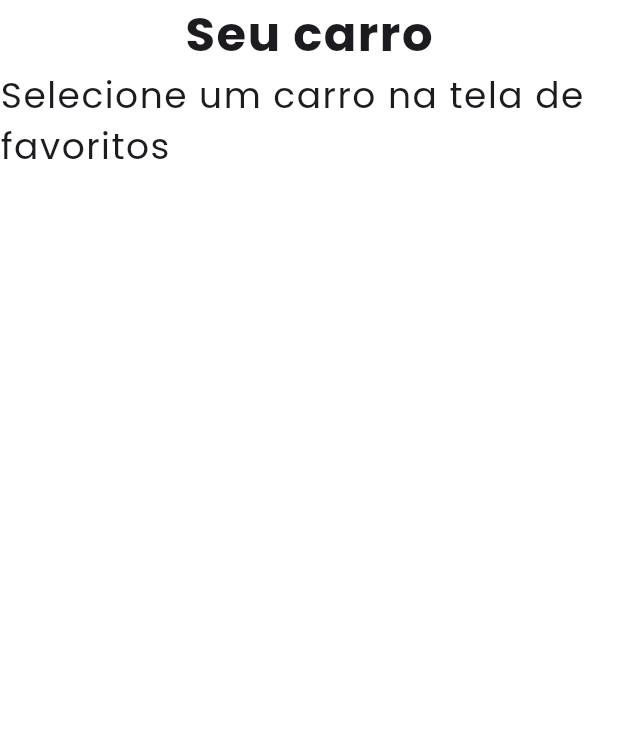
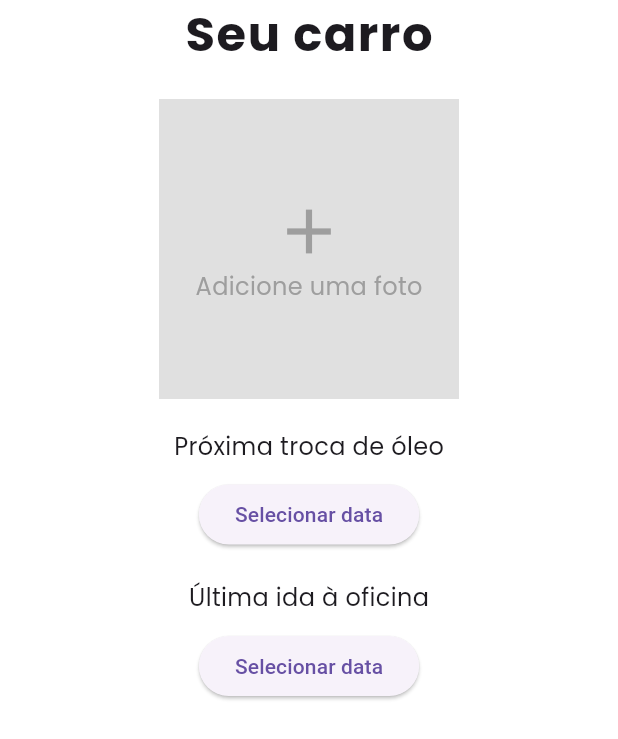
Before and after one commit to devHebertfst/car_matchup, a Flutter app: the PessoaPage screen opened directly, on a phone screen of 412 x 824 dp. Shown: the top 739 px of the screen. Run offline on Flutter 3.47's test engine with Material 3 defaults, Android fonts, the phone set to English and light mode, and no system bars; our stand-ins replace device_info_plus, google_fonts, image_picker, permission_handler.

Commit message:
meu carro up

```diff
--- a/lib/pessoa_page.dart
+++ b/lib/pessoa_page.dart
@@ -1,5 +1,9 @@
+import 'package:device_info_plus/device_info_plus.dart';
 import 'package:flutter/material.dart';
 import 'package:google_fonts/google_fonts.dart';
+import 'package:image_picker/image_picker.dart';
+import 'dart:io';
+import 'package:permission_handler/permission_handler.dart';
 
 class PessoaPage extends StatefulWidget {
   const PessoaPage({super.key});
@@ -9,13 +13,77 @@ class PessoaPage extends StatefulWidget {
 }
 
 class _PessoaPageState extends State<PessoaPage> {
+  File? _image;
+  DateTime? _nextOilChange;
+  DateTime? _lastWorkshopVisit;
+  bool permissionGranted = false;
+
+  Future<void> _getStoragePermission() async {
+    DeviceInfoPlugin deviceInfo = DeviceInfoPlugin();
+    AndroidDeviceInfo androidInfo = await deviceInfo.androidInfo;
+
+    if (androidInfo.version.sdkInt < 33) {
+      if (await Permission.storage.request().isGranted) {
+        setState(() {
+          permissionGranted = true;
+        });
+      } else if (await Permission.storage.isPermanentlyDenied) {
+        await openAppSettings();
+      } else if (await Permission.storage.isDenied) {
+        setState(() {
+          permissionGranted = false;
+        });
+      }
+    } else {
+      if (await Permission.photos.request().isGranted) {
+        setState(() {
+          permissionGranted = true;
+        });
+      } else if (await Permission.photos.isPermanentlyDenied) {
+        await openAppSettings();
+      } else if (await Permission.photos.isDenied) {
+        setState(() {
+          permissionGranted = false;
+        });
+      }
+    }
+  }
+
+  Future<void> _pickImage() async {
+    await _getStoragePermission();
+    if (permissionGranted) {
+      final pickedFile = await ImagePicker().pickImage(source: ImageSource.gallery);
+      if (pickedFile != null) {
+        setState(() {
+          _image = File(pickedFile.path);
+        });
+      }
+    } else {
+      ScaffoldMessenger.of(context).showSnackBar(
+        SnackBar(content: Text('Permissões necessárias não foram concedidas')),
+      );
+    }
+  }
+
+  Future<void> _selectDate(BuildContext context, DateTime? initialDate, Function(DateTime?) onDateSelected) async {
+    final DateTime? picked = await showDatePicker(
+      context: context,
+      initialDate: initialDate ?? DateTime.now(),
+      firstDate: DateTime(2000),
+      lastDate: DateTime(2101),
+    );
+    if (picked != null) {
+      onDateSelected(picked);
+    }
+  }
+
   @override
   Widget build(BuildContext context) {
     return Scaffold(
       backgroundColor: Colors.white,
       body: Center(
         child: Column(
-          children: <Widget> [
+          children: <Widget>[
             Text(
               'Seu carro',
               style: GoogleFonts.poppins(
@@ -24,15 +92,70 @@ class _PessoaPageState extends State<PessoaPage> {
                 letterSpacing: 1,
               ),
             ),
-            Text(
-              'Selecione um carro na tela de favoritos',
-              style: GoogleFonts.poppins(
-                fontWeight: FontWeight.w400,
-                fontSize: 24,
-                letterSpacing: 1,
+            SizedBox(height: 20),
+            GestureDetector(
+              onTap: _pickImage,
+              child: Container(
+                width: 200,
+                height: 200,
+                color: Colors.grey[300],
+                child: _image == null
+                    ? Center(
+                        child: Column(
+                          mainAxisAlignment: MainAxisAlignment.center,
+                          children: [
+                            Icon(Icons.add, size: 50, color: Colors.grey),
+                            Text(
+                              'Adicione uma foto',
+                              style: GoogleFonts.poppins(
+                                fontSize: 16,
+                                color: Colors.grey,
+                              ),
+                            ),
+                          ],
+                        ),
+                      )
+                    : Image.file(_image!, fit: BoxFit.cover),
               ),
             ),
-        ],),
+            SizedBox(height: 20),
+            Text(
+              'Próxima troca de óleo',
+              style: GoogleFonts.poppins(fontSize: 16),
+            ),
+            SizedBox(height: 10),
+            ElevatedButton(
+              onPressed: () => _selectDate(context, _nextOilChange, (date) {
+                setState(() {
+                  _nextOilChange = date;
+                });
+              }),
+              child: Text(
+                _nextOilChange == null
+                    ? 'Selecionar data'
+                    : 'Data: ${_nextOilChange!.day}/${_nextOilChange!.month}/${_nextOilChange!.year}',
+              ),
+            ),
+            SizedBox(height: 20),
+            Text(
+              'Última ida à oficina',
+              style: GoogleFonts.poppins(fontSize: 16),
+            ),
+            SizedBox(height: 10),
+            ElevatedButton(
+              onPressed: () => _selectDate(context, _lastWorkshopVisit, (date) {
+                setState(() {
+                  _lastWorkshopVisit = date;
+                });
+              }),
+              child: Text(
+                _lastWorkshopVisit == null
+                    ? 'Selecionar data'
+                    : 'Data: ${_lastWorkshopVisit!.day}/${_lastWorkshopVisit!.month}/${_lastWorkshopVisit!.year}',
+              ),
+            ),
+          ],
+        ),
       ),
     );
   }
--- a/pubspec.yaml
+++ b/pubspec.yaml
@@ -8,12 +8,15 @@ environment:
 
 dependencies:
   carousel_slider: ^4.2.1
+  device_info_plus: ^10.1.0
   flutter:
     sdk: flutter
   flutter_launcher_icons: ^0.13.1
   flutter_native_splash: ^2.4.0
   google_fonts: ^6.2.1
   http: ^1.2.1
+  image_picker: ^1.1.2
+  permission_handler: ^11.3.1
   youtube_player_flutter: ^9.0.1
 
 flutter_native_splash:
```
Also changed, not shown: pubspec.lock, 7 other files.
